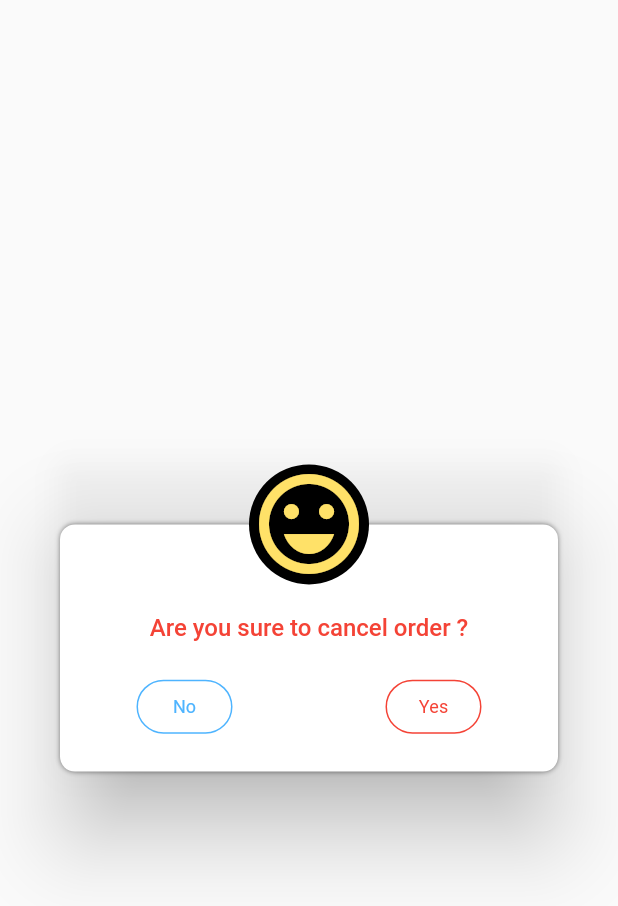
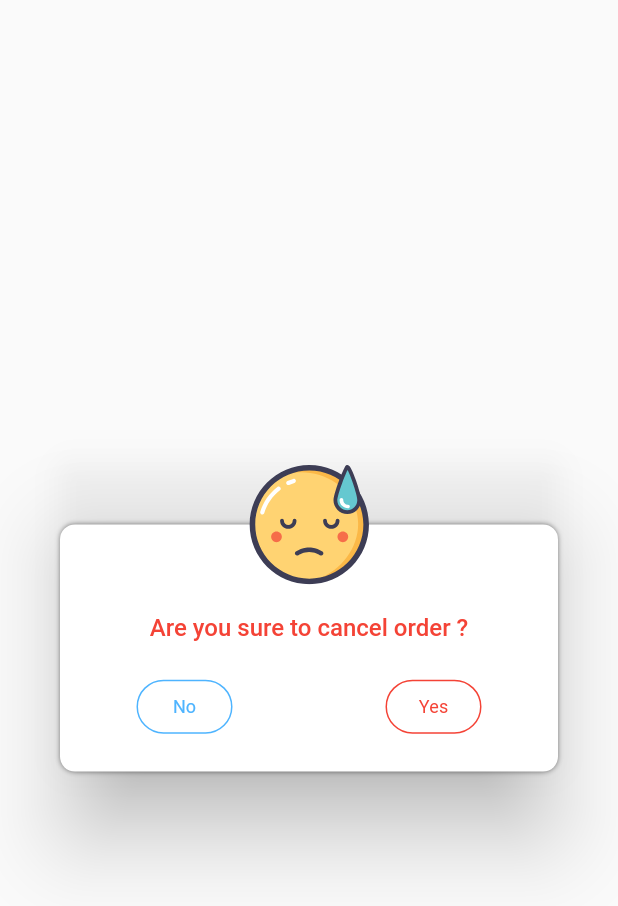
Before and after one commit to mahmoudsalah37/toast_app, a Flutter app: the CancelOrderDialogWidget widget shown alone on an empty page, opened directly, on a phone screen of 412 x 824 dp. Shown: the top 906 px of the screen. Run offline on Flutter 3.47's test engine with Material 2 defaults, Android fonts, the phone set to English and light mode, and no system bars; our stand-ins replace auto_size_text, dartz, dio, flutter_svg, freezed_annotation, google_maps_flutter and 3 more; missing offline and left inert: flutter_card_swipper; network calls fail.

```diff
--- a/lib/modules/shopping_cart/pages/drivers_offer_page.dart
+++ b/lib/modules/shopping_cart/pages/drivers_offer_page.dart
@@ -2,6 +2,9 @@ import 'dart:async';
 import 'package:flutter/cupertino.dart';
 import 'package:flutter/material.dart';
 import 'package:google_maps_flutter/google_maps_flutter.dart';
+import 'package:lottie/lottie.dart';
+import 'package:toast_app/modules/shopping_cart/widget/cancel_order_dialog_widget.dart';
+import 'package:toast_app/src/routes.dart';
 import 'package:toast_app/utils/classes/resposive.dart';
 import 'package:toast_app/modules/shopping_cart/widget/custom_estimated_distance_stepper.dart';
 import 'package:toast_app/modules/shopping_cart/widget/driver_request_item_widget.dart';
@@ -9,6 +12,7 @@ import 'package:toast_app/modules/shopping_cart/widget/order_details_widget.dart
 import 'package:toast_app/src/colors.dart';
 import 'package:toast_app/src/styles.dart';
 import 'order_details_bottom_sheet.dart';
+import 'package:url_launcher/url_launcher.dart' as urLauncher;
 
 class DriversOfferPage extends StatefulWidget {
   @override
@@ -34,6 +38,13 @@ class _DriversOfferPageState extends State<DriversOfferPage> {
       });
     });
     super.initState();
+  }
+  Future<void> _makePhoneCall(String url) async {
+    if (await urLauncher.canLaunch(url)) {
+      await urLauncher.launch(url);
+    } else {
+      throw 'Could not launch $url';
+    }
   }
 
   @override
@@ -80,7 +91,8 @@ class _DriversOfferPageState extends State<DriversOfferPage> {
               child: Column(
                 children: [
                   GestureDetector(
-                    onTap: () => showDialog(
+                    onTap: () =>
+                        showDialog(
                           context: context,
                           builder: (context) => CancelOrderDialogWidget(),
                         ),
@@ -136,9 +148,15 @@ class _DriversOfferPageState extends State<DriversOfferPage> {
               driverName: 'Ahmed Nasser',
               driverRate: '4.8',
               orderNumber: '12312346332',
-              onTapCallDriver: () {},
-              onTapChatDriver: () {},
-              onTapOrderDetails: () => showModalBottomSheet(
+              onTapCallDriver: () async {
+                String phoneNo = '01119193535';
+                await _makePhoneCall('tel:$phoneNo');
+              },
+              onTapChatDriver: () {
+                Navigator.pushNamed(context, Routes.chatPage);
+              },
+              onTapOrderDetails: () =>
+                  showModalBottomSheet(
                     backgroundColor: Colors.transparent,
                     context: context,
                     builder: (context) => OrderDetailBottomSheet(),
@@ -151,82 +169,7 @@ class _DriversOfferPageState extends State<DriversOfferPage> {
   }
 }
 
-class CancelOrderDialogWidget extends StatelessWidget {
-  @override
-  Widget build(BuildContext context) {
-    Responsive res = Responsive(context);
-    ThemeData theme = Theme.of(context);
-    return Dialog(
-      backgroundColor: Colors.transparent,
-      child: Column(
-        mainAxisSize: MainAxisSize.min,
-        children: [
-          Stack(
-            children: [
-              Container(
-                height: res.getHeight(20),
-                padding: EdgeInsets.only(top: 40),
-                margin: EdgeInsets.only(top: 40),
-                decoration: CustomStyle.containerShadowDecoration
-                    .copyWith(color: Colors.white),
-                child: Column(
-                  mainAxisAlignment: MainAxisAlignment.spaceEvenly,
-                  children: [
-                    Text(
-                      'Are you sure to cancel order ?',
-                      style: theme.textTheme.headline2!
-                          .copyWith(color: Colors.red),
-                    ),
-                    Row(
-                      mainAxisAlignment: MainAxisAlignment.spaceAround,
-                      children: [
-                        OutlinedButton(
-                          onPressed: () {},
-                          style: OutlinedButton.styleFrom(
-                            backgroundColor: Colors.white,
-                            side:
-                                BorderSide(color: CustomColors.blueLightColor),
-                            shape: StadiumBorder(),
-                          ),
-                          child: Text('No', style: theme.textTheme.subtitle2),
-                        ),
-                        OutlinedButton(
-                          onPressed: () {},
-                          style: OutlinedButton.styleFrom(
-                            backgroundColor: Colors.white,
-                            side: BorderSide(color: Colors.red),
-                            shape: StadiumBorder(),
-                          ),
-                          child: Text('Yes',
-                              style: theme.textTheme.subtitle2!
-                                  .copyWith(color: Colors.red)),
-                        ),
-                      ],
-                    )
-                  ],
-                ),
-              ),
-              Align(
-                alignment: Alignment.center,
-                child: Positioned(
-                  child: CircleAvatar(
-                    radius: 40,
-                    backgroundColor: Colors.black,
-                    child: Icon(
-                      Icons.emoji_emotions_outlined,
-                      color: CustomColors.yellowDeepColor,
-                      size: 80,
-                    ),
-                  ),
-                ),
-              )
-            ],
-          )
-        ],
-      ),
-    );
-  }
-}
+
 
 class LoadingIndicator extends StatelessWidget {
   @override
--- /dev/null
+++ b/lib/modules/shopping_cart/widget/cancel_order_dialog_widget.dart
@@ -0,0 +1,92 @@
+import 'package:flutter/material.dart';
+import 'package:lottie/lottie.dart';
+import 'package:toast_app/src/colors.dart';
+import 'package:toast_app/src/styles.dart';
+import 'package:toast_app/utils/classes/resposive.dart';
+
+class CancelOrderDialogWidget extends StatefulWidget {
+  @override
+  _CancelOrderDialogWidgetState createState() =>
+      _CancelOrderDialogWidgetState();
+}
+
+class _CancelOrderDialogWidgetState extends State<CancelOrderDialogWidget> {
+  bool changeEmoji = false;
+
+  @override
+  Widget build(BuildContext context) {
+    Responsive res = Responsive(context);
+    ThemeData theme = Theme.of(context);
+    return Dialog(
+      backgroundColor: Colors.transparent,
+      child: Column(
+        mainAxisSize: MainAxisSize.min,
+        children: [
+          Stack(
+            children: [
+              Container(
+                height: res.getHeight(20),
+                padding: EdgeInsets.only(top: 40),
+                margin: EdgeInsets.only(top: 40),
+                decoration: CustomStyle.containerShadowDecoration
+                    .copyWith(color: Colors.white),
+                child: Column(
+                  mainAxisAlignment: MainAxisAlignment.spaceEvenly,
+                  children: [
+                    Text(
+                      'Are you sure to cancel order ?',
+                      style: theme.textTheme.headline2!
+                          .copyWith(color: Colors.red),
+                    ),
+                    Row(
+                      mainAxisAlignment: MainAxisAlignment.spaceAround,
+                      children: [
+                        OutlinedButton(
+                          onPressed: () {
+                            setState(() {
+                              changeEmoji = true;
+                              Future.delayed(Duration(milliseconds: 500), () {
+                                Navigator.pop(context);
+                              });
+                            });
+                          },
+                          style: OutlinedButton.styleFrom(
+                            backgroundColor: Colors.white,
+                            side:
+                            BorderSide(color: CustomColors.blueLightColor),
+                            shape: StadiumBorder(),
+                          ),
+                          child: Text('No', style: theme.textTheme.subtitle2),
+                        ),
+                        OutlinedButton(
+                          onPressed: () {},
+                          style: OutlinedButton.styleFrom(
+                            backgroundColor: Colors.white,
+                            side: BorderSide(color: Colors.red),
+                            shape: StadiumBorder(),
+                          ),
+                          child: Text('Yes',
+                              style: theme.textTheme.subtitle2!
+                                  .copyWith(color: Colors.red)),
+                        ),
+                      ],
+                    )
+                  ],
+                ),
+              ),
+              Align(
+                alignment: Alignment.center,
+                child: Lottie.asset(
+                  changeEmoji
+                      ? 'assets/lottie/happy_emoji_lottie.json'
+                      : 'assets/lottie/sad_emoji_lottie.json',
+                  width: 80,
+                ),
+              ),
+            ],
+          )
+        ],
+      ),
+    );
+  }
+}
--- a/lib/src/routes.dart
+++ b/lib/src/routes.dart
@@ -2,6 +2,7 @@ import 'package:flutter/material.dart';
 import 'package:toast_app/modules/home/pages/home_page.dart';
 import 'package:toast_app/modules/home/pages/menu_page.dart';
 import 'package:toast_app/modules/shopping_cart/pages/cart_page.dart';
+import 'package:toast_app/modules/shopping_cart/pages/chat_page.dart';
 import 'package:toast_app/modules/shopping_cart/pages/drivers_offer_page.dart';
 import 'package:toast_app/modules/special_order/pages/new_special_order_page.dart';
 import 'package:toast_app/modules/special_order/pages/new_special_order_pick_store_location_page.dart';
@@ -14,9 +15,9 @@ class Routes {
       newSpecialOrderPickStorePage = '/newSpecialOrderPickStore',
       newSpecialOrderPickStoreLocationPage =
           '/newSpecialOrderPickStoreLocationPage',
-      driversOfferPage =
-          '/driversOfferPage',
-      cartPage = '/cartPage';
+      driversOfferPage = '/driversOfferPage',
+      cartPage = '/cartPage',
+      chatPage = '/chatPage';
 
   static Route<dynamic> generateRoute(RouteSettings settings) {
     switch (settings.name) {
@@ -35,8 +36,10 @@ class Routes {
             builder: (context) => NewSpecialOrderPickStoreLocationPage());
       case cartPage:
         return MaterialPageRoute(builder: (context) => CartPage());
-      case  driversOfferPage:
+      case driversOfferPage:
         return MaterialPageRoute(builder: (context) => DriversOfferPage());
+      case chatPage:
+        return MaterialPageRoute(builder: (context) => ChatPage());
       default:
         return MaterialPageRoute(builder: (context) => HomePage());
     }
--- a/pubspec.yaml
+++ b/pubspec.yaml
@@ -23,6 +23,9 @@ dependencies:
   freezed_annotation: ^0.14.2
   dartz: ^0.10.0-nullsafety.2
   meta:
+  lottie: ^1.0.1
+  url_launcher: ^6.0.6
+
   flutter:
     sdk: flutter
 
```
Also changed, not shown: lib/modules/shopping_cart/pages/cart_page.dart (+9 -4 lines), lib/modules/shopping_cart/pages/chat_page.dart (added, +63 -0 lines), pubspec.lock, 3 other files. Lines whose indentation alone changed are shown as unchanged.
